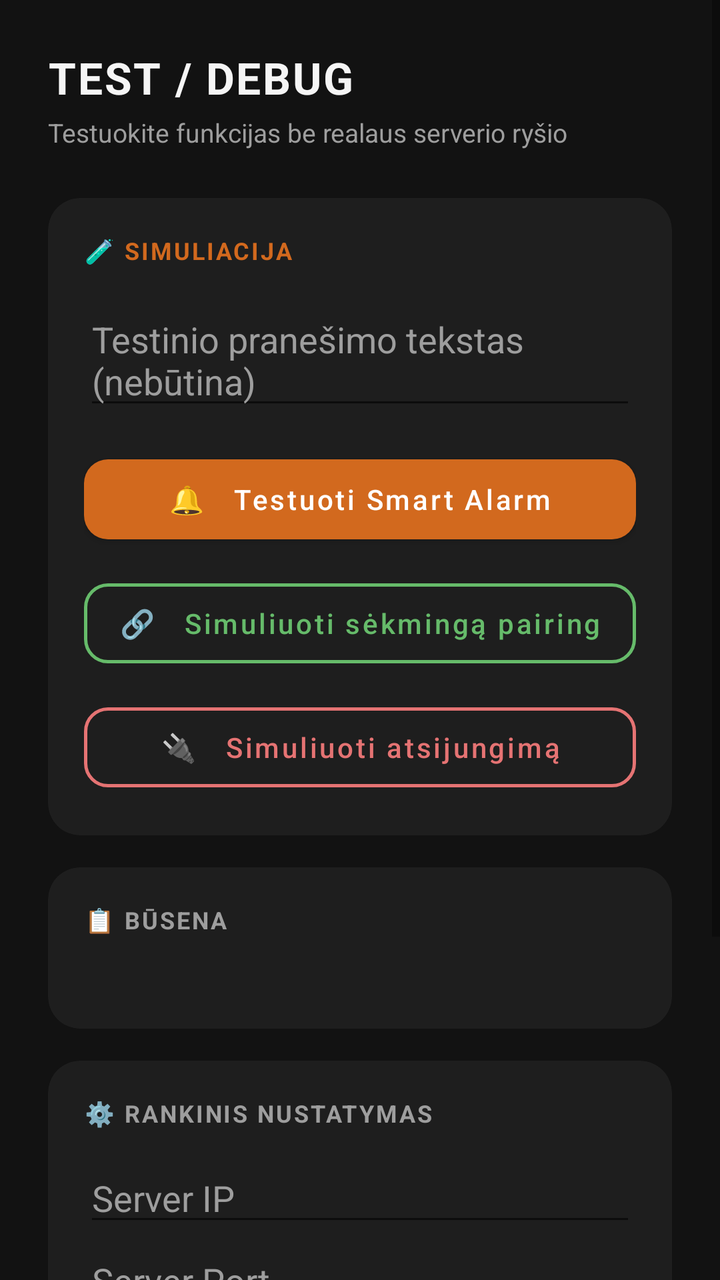
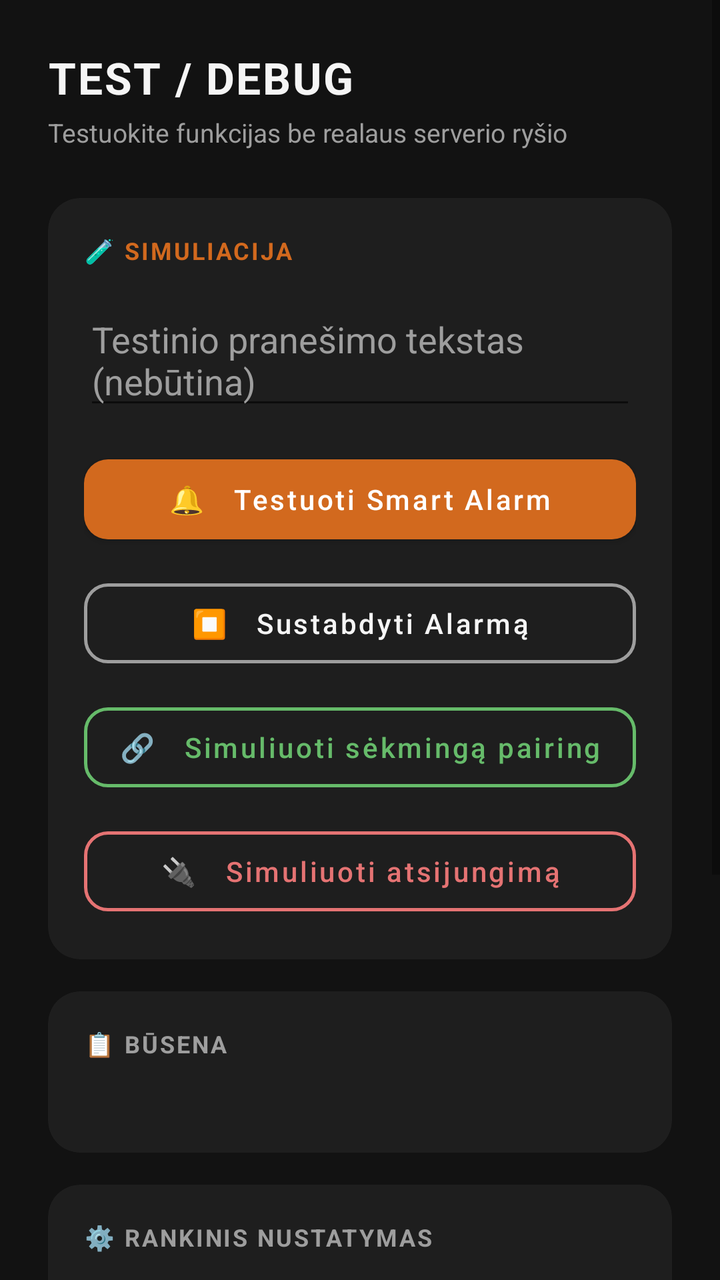

The first picture is an Android layout as it rendered before a commit; the second is the same layout after the commit. The layout source and the unified diff follow.
<!-- AndroidManifest.xml: application theme Theme.RustPlusCustom -->
<!-- res/layout/activity_debug.xml -->
<?xml version="1.0" encoding="utf-8"?>
<ScrollView xmlns:android="http://schemas.android.com/apk/res/android"
    xmlns:app="http://schemas.android.com/apk/res-auto"
    android:layout_width="match_parent"
    android:layout_height="match_parent"
    android:background="@color/background_dark"
    android:fillViewport="true">

    <LinearLayout
        android:layout_width="match_parent"
        android:layout_height="wrap_content"
        android:orientation="vertical"
        android:padding="24dp">

        <TextView
            android:layout_width="wrap_content"
            android:layout_height="wrap_content"
            android:text="TEST / DEBUG"
            android:textSize="22sp"
            android:textStyle="bold"
            android:textColor="@color/text_primary"
            android:letterSpacing="0.04"
            android:layout_marginBottom="4dp" />

        <TextView
            android:layout_width="wrap_content"
            android:layout_height="wrap_content"
            android:text="Testuokite funkcijas be realaus serverio ryšio"
            android:textSize="13sp"
            android:textColor="@color/text_secondary"
            android:layout_marginBottom="24dp" />

        
        <com.google.android.material.card.MaterialCardView
            android:layout_width="match_parent"
            android:layout_height="wrap_content"
            app:cardBackgroundColor="@color/surface_dark"
            app:cardCornerRadius="16dp"
            app:cardElevation="0dp"
            android:layout_marginBottom="16dp">

            <LinearLayout
                android:layout_width="match_parent"
                android:layout_height="wrap_content"
                android:orientation="vertical"
                android:padding="18dp">

                <TextView
                    android:layout_width="wrap_content"
                    android:layout_height="wrap_content"
                    android:text="🧪 SIMULIACIJA"
                    android:textSize="12sp"
                    android:textColor="@color/accent_rust"
                    android:letterSpacing="0.08"
                    android:textStyle="bold"
                    android:layout_marginBottom="14dp" />

                <EditText
                    android:id="@+id/etTestAlarmText"
                    android:layout_width="match_parent"
                    android:layout_height="wrap_content"
                    android:hint="Testinio pranešimo tekstas (nebūtina)"
                    android:textColor="@color/text_primary"
                    android:textColorHint="@color/text_secondary"
                    android:layout_marginBottom="14dp" />

                <com.google.android.material.button.MaterialButton
                    android:id="@+id/btnTestAlarm"
                    android:layout_width="match_parent"
                    android:layout_height="52dp"
                    android:text="🔔   Testuoti Smart Alarm"
                    android:textAllCaps="false"
                    app:cornerRadius="12dp"
                    app:backgroundTint="@color/accent_rust"
                    android:layout_marginBottom="10dp" />

                <com.google.android.material.button.MaterialButton
                    android:id="@+id/btnSimulatePairing"
                    style="@style/Widget.MaterialComponents.Button.OutlinedButton"
                    android:layout_width="match_parent"
                    android:layout_height="52dp"
                    android:text="🔗   Simuliuoti sėkmingą pairing"
                    android:textAllCaps="false"
                    android:textColor="@color/success_green"
                    app:cornerRadius="12dp"
                    app:strokeColor="@color/success_green"
                    app:strokeWidth="1.5dp"
                    android:layout_marginBottom="10dp" />

                <com.google.android.material.button.MaterialButton
                    android:id="@+id/btnSimulateDisconnect"
                    style="@style/Widget.MaterialComponents.Button.OutlinedButton"
                    android:layout_width="match_parent"
                    android:layout_height="52dp"
                    android:text="🔌   Simuliuoti atsijungimą"
                    android:textAllCaps="false"
                    android:textColor="@color/danger_red"
                    app:cornerRadius="12dp"
                    app:strokeColor="@color/danger_red"
                    app:strokeWidth="1.5dp" />

            </LinearLayout>
        </com.google.android.material.card.MaterialCardView>

        
        <com.google.android.material.card.MaterialCardView
            android:layout_width="match_parent"
            android:layout_height="wrap_content"
            app:cardBackgroundColor="@color/surface_dark"
            app:cardCornerRadius="16dp"
            app:cardElevation="0dp"
            android:layout_marginBottom="16dp">

            <LinearLayout
                android:layout_width="match_parent"
                android:layout_height="wrap_content"
                android:orientation="vertical"
                android:padding="18dp">

                <TextView
                    android:layout_width="wrap_content"
                    android:layout_height="wrap_content"
                    android:text="📋 BŪSENA"
                    android:textSize="12sp"
                    android:textColor="@color/text_secondary"
                    android:letterSpacing="0.08"
                    android:textStyle="bold"
                    android:layout_marginBottom="12dp" />

                <TextView
                    android:id="@+id/tvDebugInfo"
                    android:layout_width="match_parent"
                    android:layout_height="wrap_content"
                    android:textSize="12sp"
                    android:textColor="@color/text_secondary"
                    android:fontFamily="monospace"
                    android:lineSpacingExtra="3dp" />

            </LinearLayout>
        </com.google.android.material.card.MaterialCardView>

        
        <com.google.android.material.card.MaterialCardView
            android:layout_width="match_parent"
            android:layout_height="wrap_content"
            app:cardBackgroundColor="@color/surface_dark"
            app:cardCornerRadius="16dp"
            app:cardElevation="0dp"
            android:layout_marginBottom="8dp">

            <LinearLayout
                android:layout_width="match_parent"
                android:layout_height="wrap_content"
                android:orientation="vertical"
                android:padding="18dp">

                <TextView
                    android:layout_width="wrap_content"
                    android:layout_height="wrap_content"
                    android:text="⚙️ RANKINIS NUSTATYMAS"
                    android:textSize="12sp"
                    android:textColor="@color/text_secondary"
                    android:letterSpacing="0.08"
                    android:textStyle="bold"
                    android:layout_marginBottom="12dp" />

                <EditText
                    android:id="@+id/etServerIp"
                    android:layout_width="match_parent"
                    android:layout_height="wrap_content"
                    android:hint="Server IP"
                    android:textColor="@color/text_primary"
                    android:textColorHint="@color/text_secondary" />

                <EditText
                    android:id="@+id/etServerPort"
                    android:layout_width="match_parent"
                    android:layout_height="wrap_content"
                    android:hint="Server Port"
                    android:inputType="number"
                    android:textColor="@color/text_primary"
                    android:textColorHint="@color/text_secondary" />

                <EditText
                    android:id="@+id/etPlayerToken"
                    android:layout_width="match_parent"
                    android:layout_height="wrap_content"
                    android:hint="Player Token"
                    android:inputType="number"
                    android:textColor="@color/text_primary"
                    android:textColorHint="@color/text_secondary"
                    android:layout_marginBottom="14dp" />

                <com.google.android.material.button.MaterialButton
                    android:id="@+id/btnSaveManual"
                    android:layout_width="match_parent"
                    android:layout_height="52dp"
                    android:text="Išsaugoti"
                    android:textAllCaps="false"
                    app:cornerRadius="12dp"
                    app:backgroundTint="@color/accent_rust"
                    android:layout_marginBottom="10dp" />

                <com.google.android.material.button.MaterialButton
                    android:id="@+id/btnClearAll"
                    style="@style/Widget.MaterialComponents.Button.TextButton"
                    android:layout_width="match_parent"
                    android:layout_height="wrap_content"
                    android:text="Išvalyti visus duomenis"
                    android:textAllCaps="false"
                    android:textColor="@color/text_secondary" />

            </LinearLayout>
        </com.google.android.material.card.MaterialCardView>

    </LinearLayout>
</ScrollView>
<!-- resources referenced by this layout -->
<resources>
  <color name="accent_rust">#D2691E</color>
  <color name="background_dark">#121212</color>
  <color name="danger_red">#E57373</color>
  <color name="success_green">#66BB6A</color>
  <color name="surface_dark">#1E1E1E</color>
  <color name="text_primary">#F5F5F5</color>
  <color name="text_secondary">#9E9E9E</color>
  <style name="Theme.RustPlusCustom" parent="Theme.MaterialComponents.DayNight.NoActionBar">
          <item name="colorPrimary">@color/accent_rust</item>
          <item name="colorPrimaryDark">@color/accent_rust_dark</item>
          <item name="colorAccent">@color/accent_rust</item>
          <item name="colorSurface">@color/surface_dark</item>
          <item name="colorOnSurface">@color/text_primary</item>
          <item name="android:windowBackground">@color/background_dark</item>
          <item name="android:statusBarColor">@color/background_dark</item>
          <item name="android:textColorHint">@color/text_secondary</item>
          <item name="editTextColor">@color/text_primary</item>
      </style>
  <color name="accent_rust_dark">#A0522D</color>
</resources>

<!-- the commit's change to res/layout/activity_debug.xml (unified diff, before → after) -->
@@ -75,6 +75,19 @@
                     android:layout_marginBottom="10dp" />
 
                 <com.google.android.material.button.MaterialButton
+                    android:id="@+id/btnStopAlarm"
+                    style="@style/Widget.MaterialComponents.Button.OutlinedButton"
+                    android:layout_width="match_parent"
+                    android:layout_height="52dp"
+                    android:text="⏹   Sustabdyti Alarmą"
+                    android:textAllCaps="false"
+                    android:textColor="@color/text_primary"
+                    app:cornerRadius="12dp"
+                    app:strokeColor="@color/text_secondary"
+                    app:strokeWidth="1.5dp"
+                    android:layout_marginBottom="10dp" />
+
+                <com.google.android.material.button.MaterialButton
                     android:id="@+id/btnSimulatePairing"
                     style="@style/Widget.MaterialComponents.Button.OutlinedButton"
                     android:layout_width="match_parent"
